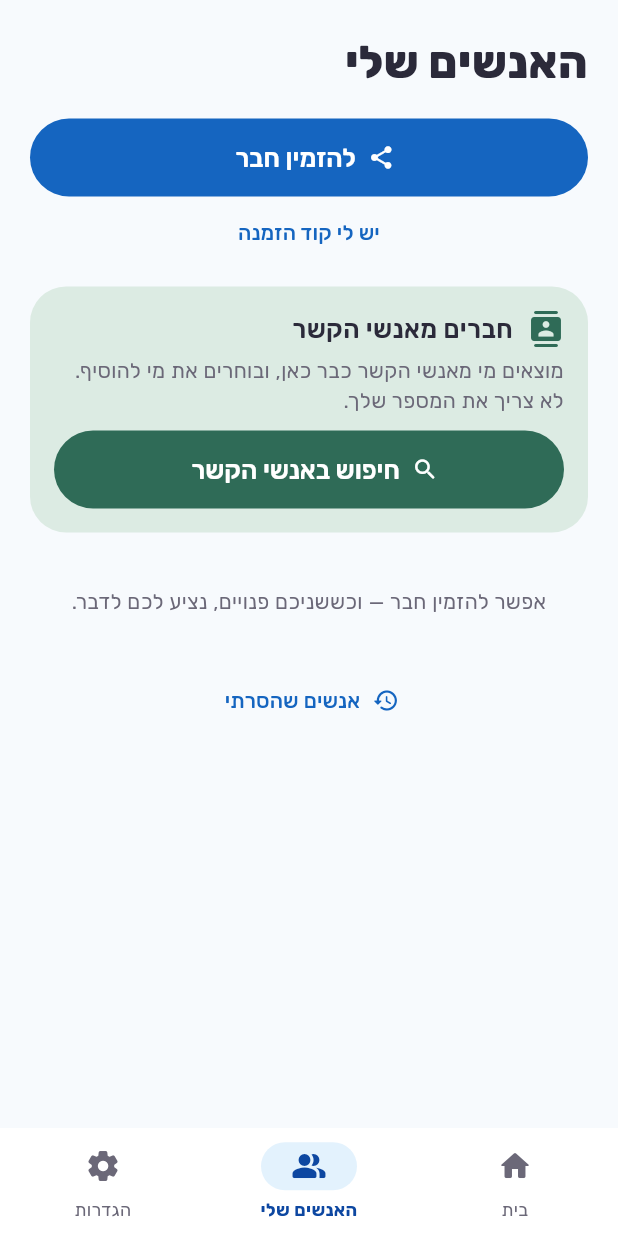
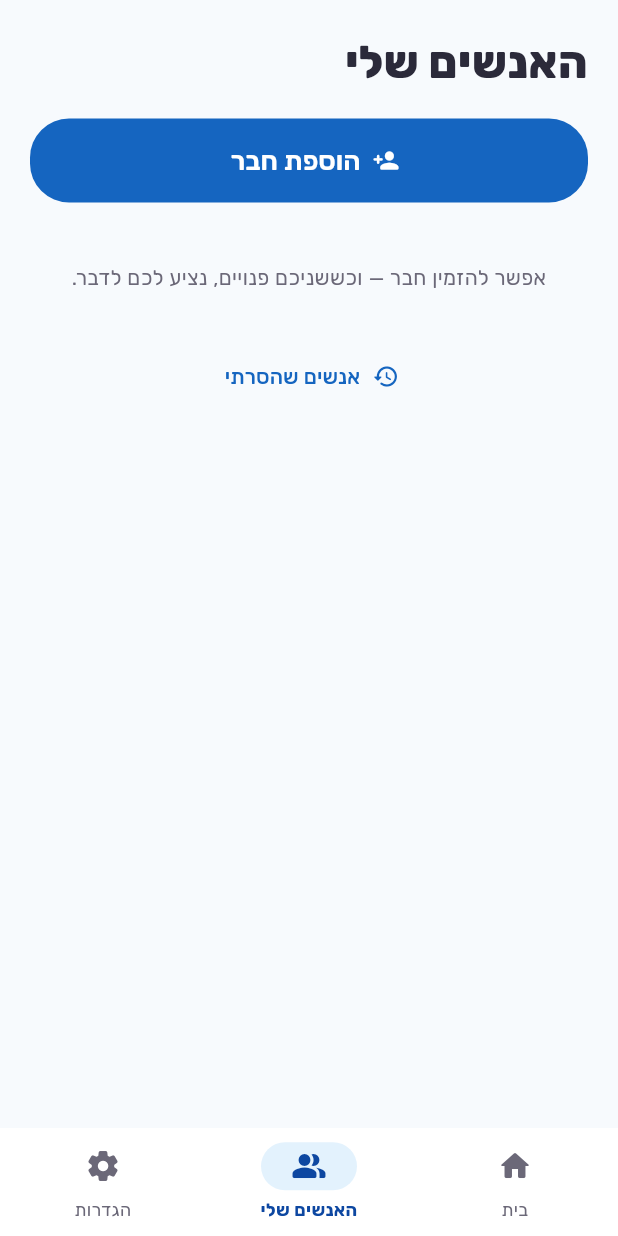
Before and after one commit to fenetnet/Drivetalk, a Flutter app: the RealShell screen opened directly, item 2 of the bottom bar chosen, on a phone screen of 412 x 824 dp. Run offline on Flutter 3.47's test engine with Material 3 defaults, Android fonts, the phone set to English and light mode, and no system bars; our stand-ins replace app_links, flutter_riverpod, flutter_tts, image_picker, package_info_plus, share_plus and 3 more; missing offline and left inert: in_app_update; accounts and stored records are empty; network calls fail.

Commit message:
My people: one 'Add a friend' button opening the three ways (contacts, send an invitation, I have a code) instead of three separate entries (D-117)
Co-Authored-By: Claude Opus 5.5 <noreply@anthropic.com>
Claude-Session: https://claude.ai/code/session_019HnZgoGDmsrboiZZSe31zJ

```diff
--- a/lib/features/real/real_people.dart
+++ b/lib/features/real/real_people.dart
@@ -247,22 +247,16 @@ class RealPeopleScreen extends ConsumerWidget {
               style: const TextStyle(fontSize: 30, fontWeight: FontWeight.w800),
             ),
             const SizedBox(height: 16),
+            // One way in: contacts, an invitation, or a code I got.
             FilledButton.icon(
-              onPressed: () => shareInvite(context, ref),
-              icon: const Icon(Icons.share_rounded),
-              label: Text(l.realInviteFriend),
+              style: FilledButton.styleFrom(
+                minimumSize: const Size.fromHeight(56),
               ),
-            // An invitation without a link (only a code): enter it here.
-            Center(
-              child: TextButton(
-                onPressed: () => openInviteCodeSheet(context, ref),
-                child: Text(l.realHaveCode),
+              onPressed: () => _addFriend(context, ref),
+              icon: const Icon(Icons.person_add_rounded),
+              label: Text(l.addFriend, style: const TextStyle(fontSize: 18)),
             ),
-            ),
-
-            const SizedBox(height: 12),
-            const _ContactsCard(),
-            const SizedBox(height: 12),
+            const SizedBox(height: 16),
             if (friends.isNotEmpty) ...[
               const RealCirclesEntry(),
               const SizedBox(height: 12),
@@ -466,69 +460,70 @@ class RealPeopleScreen extends ConsumerWidget {
   }
 }
 
-class _ContactsCard extends ConsumerWidget {
-  const _ContactsCard();
-
-  @override
-  Widget build(BuildContext context, WidgetRef ref) {
+/// "Add a friend": from my contacts, send an invitation, or a code I got.
+Future<void> _addFriend(BuildContext context, WidgetRef ref) {
   final l = context.l10n;
-    final busy = ref.watch(realProvider.select((s) => s.busy));
-    final c = ref.read(realProvider.notifier);
-    // Searched before: just a small button, so the people come first.
-    if (c.contactsSynced && ref.watch(realProvider).snapshot != null) {
-      return Align(
-        alignment: AlignmentDirectional.centerStart,
-        child: TextButton.icon(
-          onPressed: busy ? null : () => openContactPicker(context, ref),
-          icon: const Icon(Icons.refresh_rounded, color: AppColors.sageDark),
-          label: Text(
-            l.realContactsAgain,
-            style: const TextStyle(color: AppColors.sageDark),
+  Widget option(
+    BuildContext d,
+    IconData icon,
+    String title,
+    String body,
+    void Function() go,
+  ) => ListTile(
+    contentPadding: const EdgeInsets.symmetric(horizontal: 4, vertical: 4),
+    leading: CircleAvatar(
+      backgroundColor: const Color(0xFFDCEBE3),
+      child: Icon(icon, color: AppColors.sageDark),
     ),
+    title: Text(
+      title,
+      style: const TextStyle(fontSize: 17, fontWeight: FontWeight.w600),
     ),
+    subtitle: Text(body),
+    onTap: () {
+      Navigator.pop(d);
+      go();
+    },
   );
-    }
-    return Card(
-      color: const Color(0xFFDCEBE3),
-      child: Padding(
-        padding: const EdgeInsets.all(16),
+  return showModalBottomSheet<void>(
+    context: context,
+    showDragHandle: true,
+    isScrollControlled: true,
+    builder: (d) => SafeArea(
+      child: SingleChildScrollView(
+        padding: const EdgeInsets.fromLTRB(20, 0, 20, 16),
         child: Column(
+          mainAxisSize: MainAxisSize.min,
           crossAxisAlignment: CrossAxisAlignment.stretch,
           children: [
-            Row(
-              children: [
-                const Icon(Icons.contacts_rounded, color: AppColors.sageDark),
-                const SizedBox(width: 10),
-                Expanded(
-                  child: Text(
-                    l.realContactsTitle,
-                    style: const TextStyle(
-                      fontSize: 17,
-                      fontWeight: FontWeight.w600,
+            Text(l.addFriend, style: Theme.of(d).textTheme.titleLarge),
+            const SizedBox(height: 8),
+            option(
+              d,
+              Icons.contacts_rounded,
+              l.realContactsButton,
+              l.addFriendContactsBody,
+              () => openContactPicker(context, ref),
             ),
+            option(
+              d,
+              Icons.share_rounded,
+              l.realInviteFriend,
+              l.addFriendInviteBody,
+              () => shareInvite(context, ref),
             ),
-                ),
-              ],
-            ),
-            const SizedBox(height: 6),
-            Text(
-              l.realContactsBody,
-              style: const TextStyle(color: AppColors.inkSoft, fontSize: 14),
-            ),
-            const SizedBox(height: 10),
-            FilledButton.icon(
-              style: FilledButton.styleFrom(
-                backgroundColor: AppColors.sageDark,
-              ),
-              onPressed: busy ? null : () => openContactPicker(context, ref),
-              icon: const Icon(Icons.search_rounded),
-              label: Text(l.realContactsButton),
+            option(
+              d,
+              Icons.key_rounded,
+              l.realHaveCode,
+              l.addFriendCodeBody,
+              () => openInviteCodeSheet(context, ref),
             ),
           ],
         ),
       ),
+    ),
   );
-  }
 }
 
 /// 0–5 as small stars (0 = "not offered").
--- a/lib/l10n/app_localizations.dart
+++ b/lib/l10n/app_localizations.dart
@@ -3663,6 +3663,30 @@ abstract class AppLocalizations {
   /// In he, this message translates to:
   /// **'{seconds, plural, =1{עוד שנייה} other{עוד {seconds} שניות}}'**
   String realWaitingLeft(int seconds);
+
+  /// My people: one button for every way to add a friend
+  ///
+  /// In he, this message translates to:
+  /// **'הוספת חבר'**
+  String get addFriend;
+
+  /// No description provided for @addFriendInviteBody.
+  ///
+  /// In he, this message translates to:
+  /// **'שולחים קישור בוואטסאפ או בהודעה'**
+  String get addFriendInviteBody;
+
+  /// No description provided for @addFriendCodeBody.
+  ///
+  /// In he, this message translates to:
+  /// **'קיבלת הזמנה בלי קישור? מכניסים כאן את הקוד'**
+  String get addFriendCodeBody;
+
+  /// No description provided for @addFriendContactsBody.
+  ///
+  /// In he, this message translates to:
+  /// **'רואים מי מאנשי הקשר כבר כאן, ובוחרים'**
+  String get addFriendContactsBody;
 }
 
 class _AppLocalizationsDelegate
```
Also changed, not shown: lib/l10n/app_he.arb (+11 -1 lines), lib/l10n/app_localizations_he.dart (+12 -0 lines), 3 other files. Lines whose indentation alone changed are shown as unchanged.
